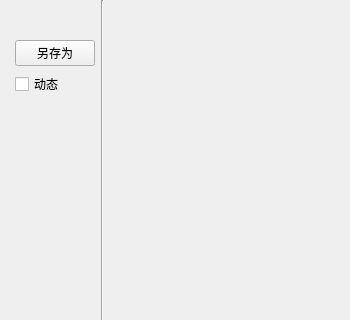
The window that screendockwidget.ui (BAT6188/kedacom-android-tool) describes before a commit, drawn with Qt 5; both pictures show x 0 to 350 and y 0 to 320 of the 350 by 500 pixel window.
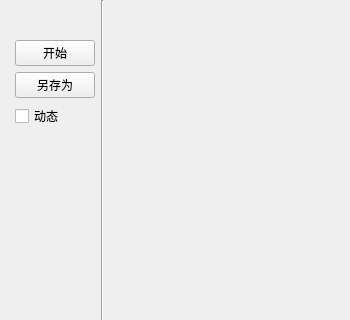
The same window after the commit.

Commit message: Add Memory pie; Add start-stop timer.

Patch:
```diff
--- a/screendockwidget.ui
+++ b/screendockwidget.ui
@@ -109,6 +109,13 @@
          </property>
         </spacer>
        </item>
+       <item>
+        <widget class="QPushButton" name="start">
+         <property name="text">
+          <string>开始</string>
+         </property>
+        </widget>
+       </item>
        <item>
         <widget class="QPushButton" name="pushButton_2">
          <property name="text">
```
The commit also changes 16 other files.
